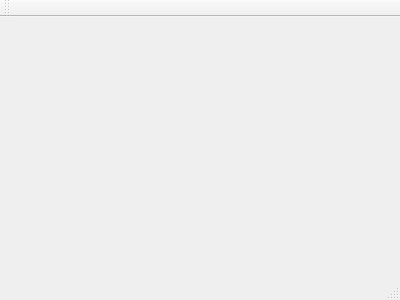
First picture: the form in mainwindow.ui, repository bigbigda/drillwellplatform-qt, before the edit.
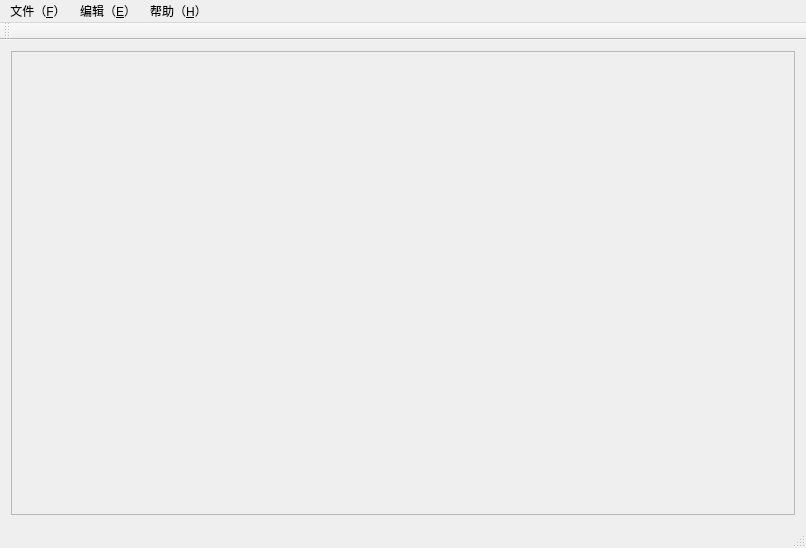
Second picture: the form after the edit.

What changed in the file:
```diff
--- a/mainwindow.ui
+++ b/mainwindow.ui
@@ -1,24 +1,116 @@
 <ui version="4.0">
  <class>MainWindow</class>
- <widget class="QMainWindow" name="MainWindow" >
-  <property name="geometry" >
+ <widget class="QMainWindow" name="MainWindow">
+  <property name="geometry">
    <rect>
     <x>0</x>
     <y>0</y>
-    <width>400</width>
-    <height>300</height>
+    <width>806</width>
+    <height>548</height>
    </rect>
   </property>
   <property name="windowTitle" >
    <string>MainWindow</string>
   </property>
-  <widget class="QMenuBar" name="menuBar" />
-  <widget class="QToolBar" name="mainToolBar" />
-  <widget class="QWidget" name="centralWidget" />
-  <widget class="QStatusBar" name="statusBar" />
+  <widget class="QWidget" name="centralWidget">
+   <layout class="QGridLayout" name="gridLayout">
+    <item row="0" column="0">
+     <widget class="QScrollArea" name="scrollArea">
+      <property name="widgetResizable">
+       <bool>true</bool>
+      </property>
+      <widget class="QWidget" name="scrollAreaWidgetContents">
+       <property name="geometry">
+        <rect>
+         <x>0</x>
+         <y>0</y>
+         <width>782</width>
+         <height>459</height>
+        </rect>
+       </property>
+      </widget>
+     </widget>
+    </item>
+   </layout>
+  </widget>
+  <widget class="QMenuBar" name="menuBar">
+   <property name="geometry">
+    <rect>
+     <x>0</x>
+     <y>0</y>
+     <width>806</width>
+     <height>26</height>
+    </rect>
+   </property>
+   <widget class="QMenu" name="menu1">
+    <property name="title">
+     <string>文件（&amp;F）</string>
+    </property>
+    <addaction name="action1"/>
+    <addaction name="action1_2"/>
+    <addaction name="actionA"/>
+   </widget>
+   <widget class="QMenu" name="menu1_2">
+    <property name="title">
+     <string>编辑（&amp;E）</string>
+    </property>
+    <addaction name="action1_3"/>
+   </widget>
+   <widget class="QMenu" name="menu">
+    <property name="title">
+     <string>帮助（&amp;H）</string>
+    </property>
+    <addaction name="actionA_2"/>
+   </widget>
+   <addaction name="menu1"/>
+   <addaction name="menu1_2"/>
+   <addaction name="menu"/>
+  </widget>
+  <widget class="QToolBar" name="mainToolBar">
+   <attribute name="toolBarArea">
+    <enum>TopToolBarArea</enum>
+   </attribute>
+   <attribute name="toolBarBreak">
+    <bool>true</bool>
+   </attribute>
+  </widget>
+  <widget class="QStatusBar" name="statusBar"/>
+  <action name="action1">
+   <property name="text">
+    <string>新建项目(&amp;N)</string>
+   </property>
+   <property name="shortcut">
+    <string>Ctrl+N</string>
+   </property>
+  </action>
+  <action name="action1_2">
+   <property name="text">
+    <string>打开项目</string>
+   </property>
+   <property name="shortcut">
+    <string>Ctrl+O</string>
+   </property>
+  </action>
+  <action name="action1_3">
+   <property name="text">
+    <string>1</string>
+   </property>
+  </action>
+  <action name="actionA">
+   <property name="enabled">
+    <bool>false</bool>
+   </property>
+   <property name="text">
+    <string>打印</string>
+   </property>
+  </action>
+  <action name="actionA_2">
+   <property name="text">
+    <string>关于 &amp;Qt</string>
+   </property>
+  </action>
  </widget>
- <layoutDefault spacing="6" margin="11" />
- <pixmapfunction></pixmapfunction>
+ <layoutdefault spacing="6" margin="11"/>
  <resources/>
  <connections/>
 </ui>
```
Left out of the diff: 3 changed lines with no effect on the pictures.
